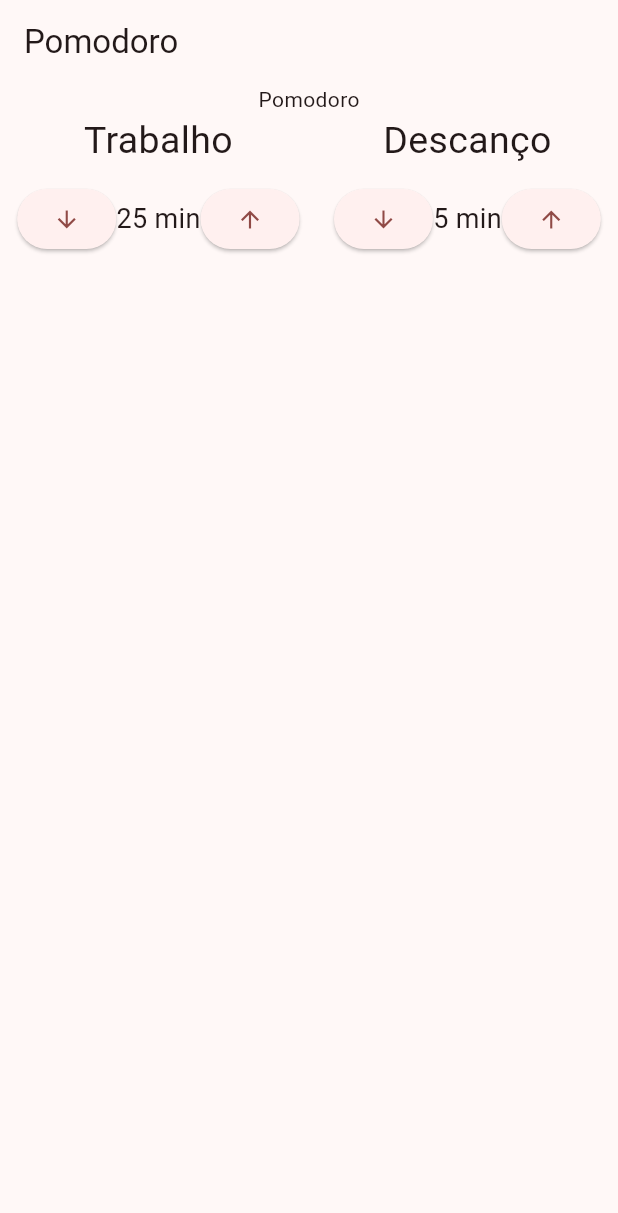
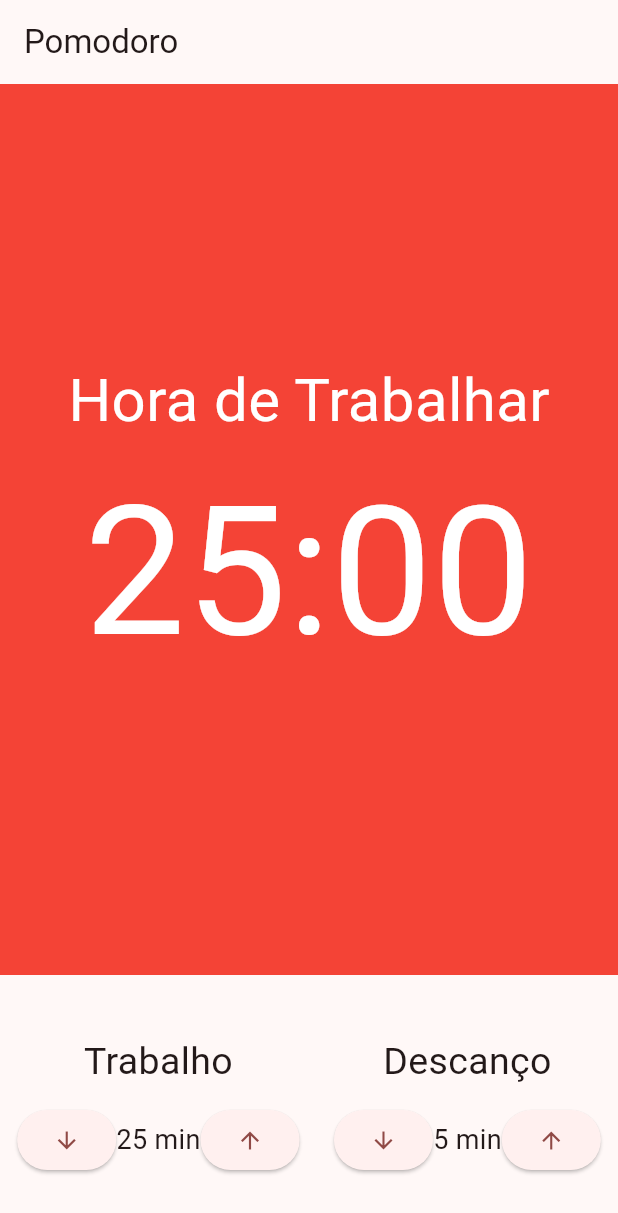
Before and after one commit to GoedertDalmolin/pomodoro, a Flutter app: the screen it shows after launch, on a phone screen of 412 x 824 dp. Shown: the top 1213 px of the screen. Run offline on Flutter 3.47's test engine with Material 3 defaults, Android fonts, the phone set to English and light mode, and no system bars; our stand-ins replace mobx; generated files the repository leaves out were written again.

Commit message:
Created component cronometro.dart.

```diff
--- a/lib/main.dart
+++ b/lib/main.dart
@@ -16,7 +16,7 @@ class MyApp extends StatelessWidget {
         colorScheme: ColorScheme.fromSeed(seedColor: Colors.redAccent),
         useMaterial3: true,
       ),
-      home: PomodoroPage(),
+      home: const PomodoroPage(),
     );
   }
 }
--- /dev/null
+++ b/lib/presentation/components/cronometro.dart
@@ -0,0 +1,29 @@
+import 'package:flutter/material.dart';
+
+class Cronometro extends StatelessWidget {
+  const Cronometro({super.key});
+
+  @override
+  Widget build(BuildContext context) {
+    return Container(
+      color: Colors.red,
+      child: Column(
+        mainAxisAlignment: MainAxisAlignment.center,
+        children: [
+          Text(
+            'Hora de Trabalhar',
+            // textAlign: TextAlign.center,
+            style: TextStyle(fontSize: 40, color: Colors.white),
+          ),
+          Text(
+            '25:00',
+            style: TextStyle(
+              fontSize: 120,
+              color: Colors.white,
+            ),
+          ),
+        ],
+      ),
+    );
+  }
+}
--- a/lib/presentation/pages/pomodoro.dart
+++ b/lib/presentation/pages/pomodoro.dart
@@ -1,4 +1,5 @@
 import 'package:flutter/material.dart';
+import 'package:pomodoro/presentation/components/cronometro.dart';
 import 'package:pomodoro/presentation/components/entrada_tempo.dart';
 
 class PomodoroPage extends StatelessWidget {
@@ -11,9 +12,14 @@ class PomodoroPage extends StatelessWidget {
         title: const Text('Pomodoro'),
       ),
       body: const Column(
+        crossAxisAlignment: CrossAxisAlignment.stretch,
         children: [
-          Text('Pomodoro'),
-          Row(
+          Expanded(
+            child: Cronometro(),
+          ),
+          Padding(
+            padding: EdgeInsets.symmetric(vertical: 40.0),
+            child: Row(
               mainAxisAlignment: MainAxisAlignment.spaceAround,
               children: [
                 EntradaTempo(
@@ -25,6 +31,7 @@ class PomodoroPage extends StatelessWidget {
                   valor: 5,
                 ),
               ],
+            ),
           )
         ],
       ),
```
Also changed, not shown: lib/presentation/components/cronometro_botao.dart (added, +10 -0 lines), 1 other file. Lines whose indentation alone changed are shown as unchanged.
